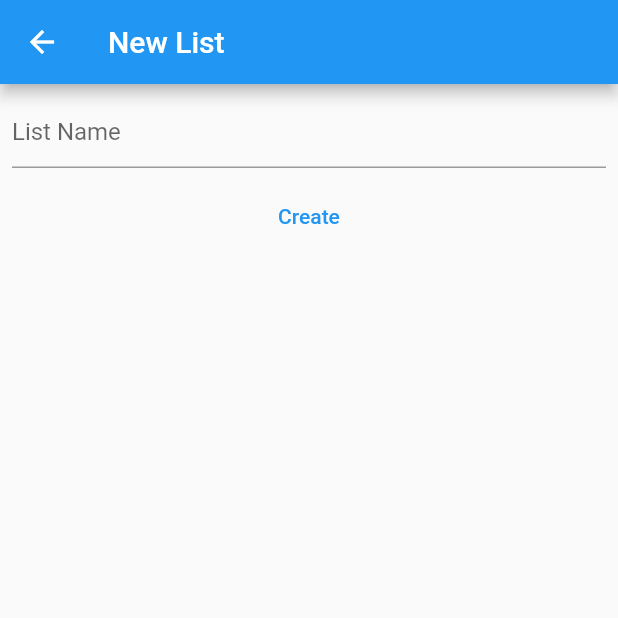
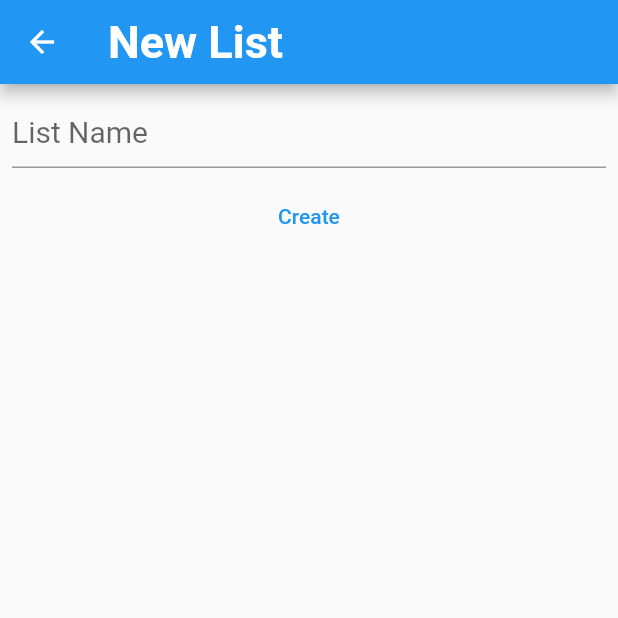
Before and after one commit to zhandrew4/show-tracker, a Flutter app: the screen it shows after launch, after a tap on the "add" icon, on a phone screen of 412 x 824 dp, the top half of it. Run offline on Flutter 3.47's test engine with Material 2 defaults, Android fonts, the light colour scheme and no system bars.

```diff
--- a/lib/list_items.dart
+++ b/lib/list_items.dart
@@ -20,9 +20,9 @@ class ShowList {
 
 class Show {
   String name;
-  late int score;
-  late String comments;
-  late bool watched = false;
+  int? score;
+  String? comments;
+  bool watched = false;
 
   Show({required this.name});
 }
--- a/lib/list_menu_screen.dart
+++ b/lib/list_menu_screen.dart
@@ -35,7 +35,10 @@ class _ListMenuScreenState extends State<ListMenuScreen> {
         itemCount: _lists.length,
         itemBuilder: (context, i) {
           return ListTile(
-            title: Text(_lists[i].name),
+            title: Text(
+              _lists[i].name,
+              overflow: TextOverflow.fade,
+            ),
             trailing: Row(
               mainAxisSize: MainAxisSize.min,
               children: [
--- a/lib/main.dart
+++ b/lib/main.dart
@@ -6,6 +6,13 @@ void main() {
   runApp(
     MaterialApp(
       title: 'Show Tracker',
+      theme: ThemeData(
+        textTheme: const TextTheme(
+          titleLarge: TextStyle(fontSize: 30, fontWeight: FontWeight.bold),
+          titleMedium: TextStyle(fontSize: 20),
+          bodyMedium: TextStyle(fontSize: 18),
+        )
+      ),
       initialRoute: '/',
       routes: {
         '/': (context) => const ListMenuScreen(title: 'My Lists'),
--- a/lib/view_list_screen.dart
+++ b/lib/view_list_screen.dart
@@ -18,7 +18,10 @@ class _ViewListScreenState extends State<ViewListScreen> {
   Widget build(BuildContext context) {
     return Scaffold(
       appBar: AppBar(
-        title: Text(widget.showList.name),
+        title: Text(
+          widget.showList.name,
+          overflow: TextOverflow.fade,
+        ),
         actions: [
           IconButton(
             icon: const Icon(Icons.add),
```
Also changed, not shown: lib/view_show_screen.dart (+46 -1 lines).
